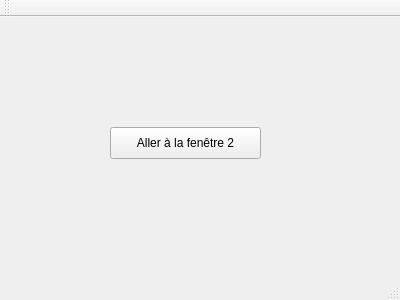
Qt form BibliothequeUI/mainwindow.ui (henri42/bibliocpp) before a commit.
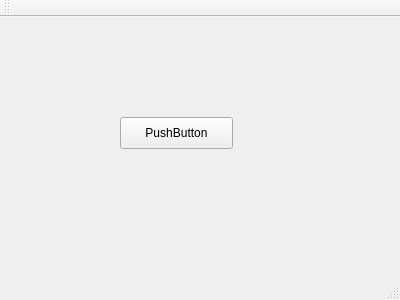
The same form after that commit.

The edit to the form file:
```diff
--- a/BibliothequeUI/mainwindow.ui
+++ b/BibliothequeUI/mainwindow.ui
@@ -17,14 +17,14 @@
    <widget class="QPushButton" name="pushButton">
     <property name="geometry">
      <rect>
-      <x>110</x>
-      <y>110</y>
-      <width>151</width>
+      <x>120</x>
+      <y>100</y>
+      <width>113</width>
       <height>32</height>
      </rect>
     </property>
     <property name="text">
-     <string>Aller à la fenêtre 2</string>
+     <string>PushButton</string>
     </property>
    </widget>
   </widget>
```
